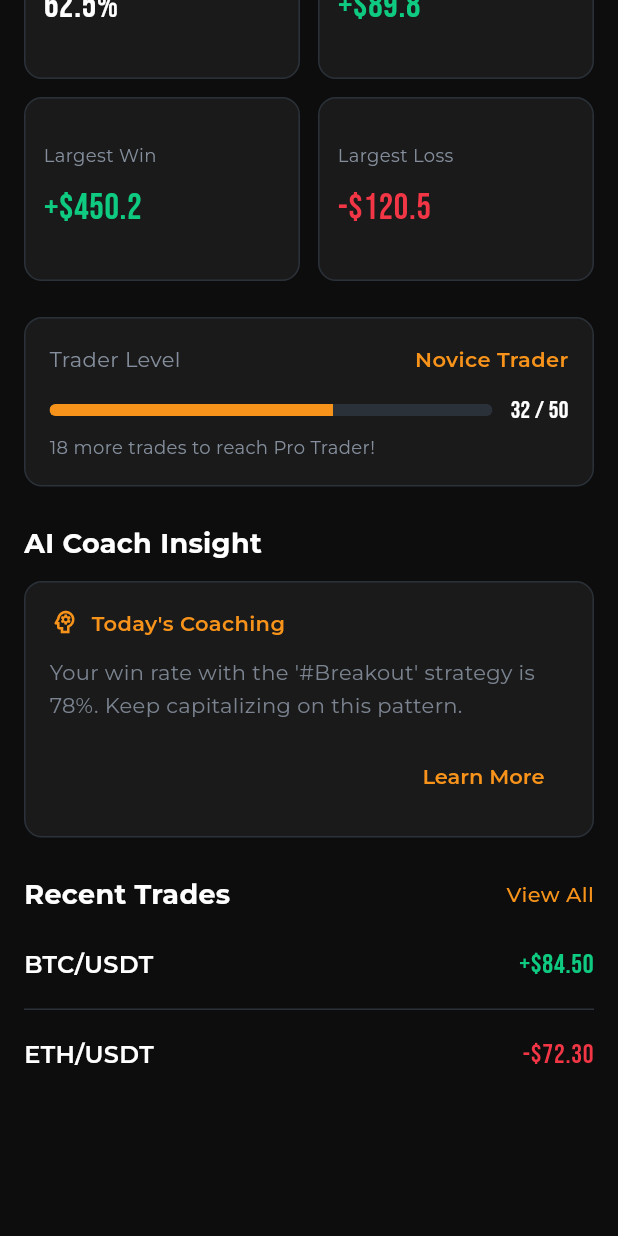
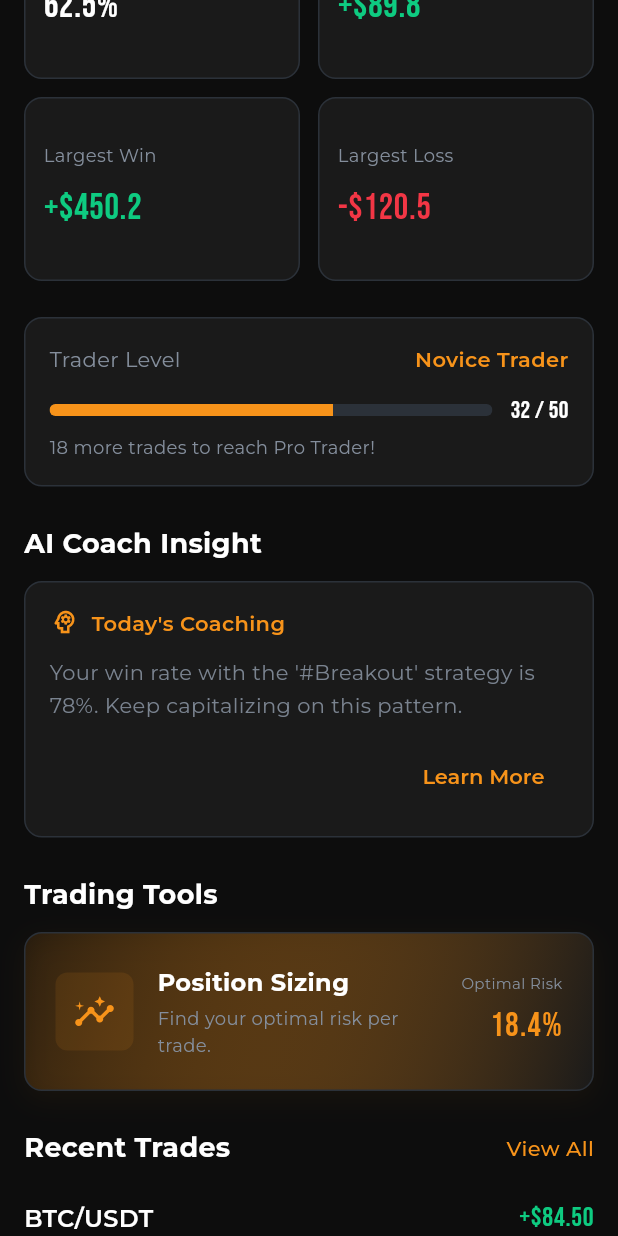
Before and after one commit to jack7141/Trade-up, a Flutter app: the screen it shows after launch, scrolled down 301 dp, on a phone screen of 412 x 824 dp. Run offline on Flutter 3.47's test engine with Material 3 defaults, Android fonts, the phone set to English and light mode, and no system bars; our stand-ins replace dio, flutter_riverpod, flutter_secure_storage, go_router, google_fonts.

Commit message:
Update dashboard_screen.dart

```diff
--- a/lib/features/dashboard/view/dashboard_screen.dart
+++ b/lib/features/dashboard/view/dashboard_screen.dart
@@ -45,6 +45,11 @@ class _DashboardScreenState extends ConsumerState<DashboardScreen> {
             ),
             SliverToBoxAdapter(child: _buildAiInsightCard()),
 
+            const SliverToBoxAdapter(child: SizedBox(height: 24)),
+            SliverToBoxAdapter(
+              child: _buildSectionHeader(title: 'Trading Tools'),
+            ),
+            SliverToBoxAdapter(child: _buildTradingTools()),
             const SliverToBoxAdapter(child: SizedBox(height: 24)),
 
             // --- 6. 최근 매매 기록 ---
@@ -154,6 +159,102 @@ class _DashboardScreenState extends ConsumerState<DashboardScreen> {
     );
   }
 
+  Widget _buildTradingTools() {
+    // 임시 데이터. 실제로는 ViewModel에서 가져와야 합니다.
+    const double kellyPercentage = 18.4;
+
+    return Padding(
+      padding: const EdgeInsets.symmetric(horizontal: 16),
+      child: GestureDetector(
+        // onTap: () => _navigateTo(AppScreen.kellySimulator),
+        child: Container(
+          padding: const EdgeInsets.all(20),
+          decoration: BoxDecoration(
+            gradient: LinearGradient(
+              colors: [
+                AppTheme.accentColor.withOpacity(0.1),
+                AppTheme.surfaceColor,
+              ],
+              begin: Alignment.topLeft,
+              end: Alignment.bottomRight,
+            ),
+            borderRadius: BorderRadius.circular(12),
+            border: Border.all(color: AppTheme.borderColor, width: 1),
+            boxShadow: [
+              BoxShadow(
+                color: AppTheme.accentColor.withOpacity(0.05),
+                blurRadius: 15,
+                offset: const Offset(0, 5),
+              ),
+            ],
+          ),
+          child: Row(
+            children: [
+              Container(
+                padding: const EdgeInsets.all(12),
+                decoration: BoxDecoration(
+                  color: AppTheme.accentColor.withOpacity(0.1),
+                  borderRadius: BorderRadius.circular(8),
+                ),
+                child: const Icon(
+                  Icons.insights,
+                  color: AppTheme.accentColor,
+                  size: 28,
+                ),
+              ),
+              const SizedBox(width: 16),
+              Expanded(
+                child: Column(
+                  crossAxisAlignment: CrossAxisAlignment.start,
+                  children: [
+                    Text(
+                      'Position Sizing',
+                      style: GoogleFonts.montserrat(
+                        color: AppTheme.primaryText,
+                        fontSize: 16,
+                        fontWeight: FontWeight.bold,
+                      ),
+                    ),
+                    const SizedBox(height: 4),
+                    Text(
+                      'Find your optimal risk per trade.',
+                      style: GoogleFonts.montserrat(
+                        color: AppTheme.secondaryText,
+                        fontSize: 12,
+                      ),
+                    ),
+                  ],
+                ),
+              ),
+              const SizedBox(width: 16),
+              Column(
+                crossAxisAlignment: CrossAxisAlignment.end,
+                children: [
+                  Text(
+                    'Optimal Risk',
+                    style: GoogleFonts.montserrat(
+                      color: AppTheme.secondaryText,
+                      fontSize: 10,
+                    ),
+                  ),
+                  const SizedBox(height: 4),
+                  Text(
+                    '${kellyPercentage.toStringAsFixed(1)}%',
+                    style: GoogleFonts.bebasNeue(
+                      color: AppTheme.accentColor,
+                      fontSize: 22,
+                      letterSpacing: 1.0,
+                    ),
+                  ),
+                ],
+              ),
+            ],
+          ),
+        ),
+      ),
+    );
+  }
+
   Widget _buildAiInsightCard() {
     return Padding(
       padding: const EdgeInsets.symmetric(horizontal: 16),
```
